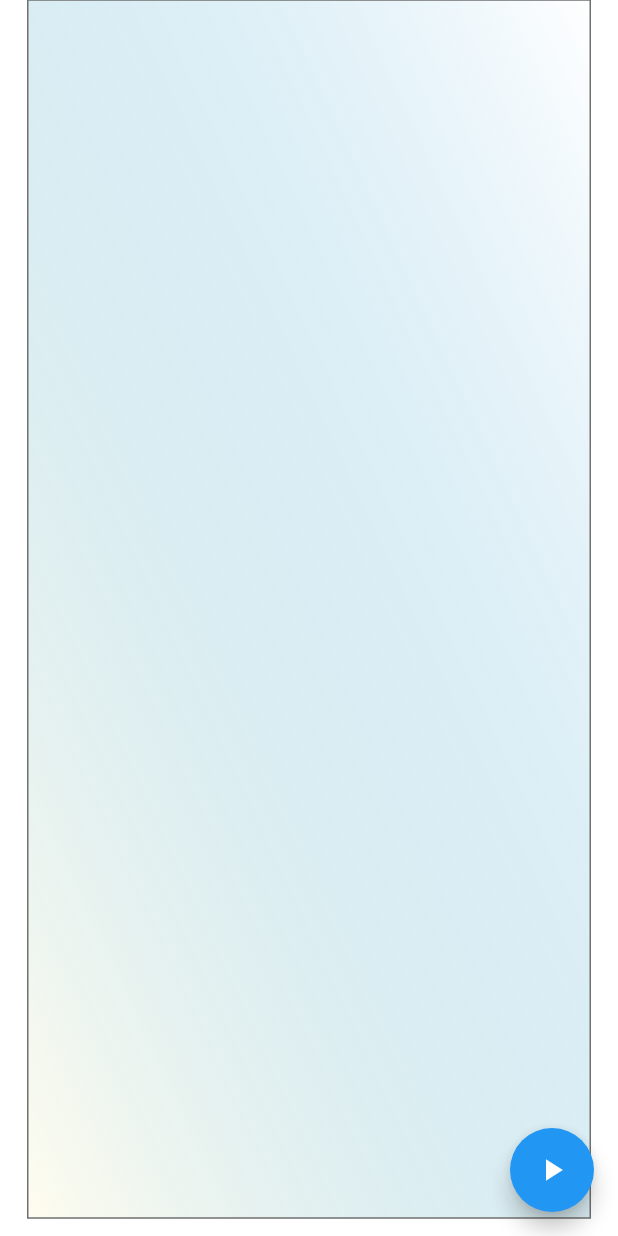
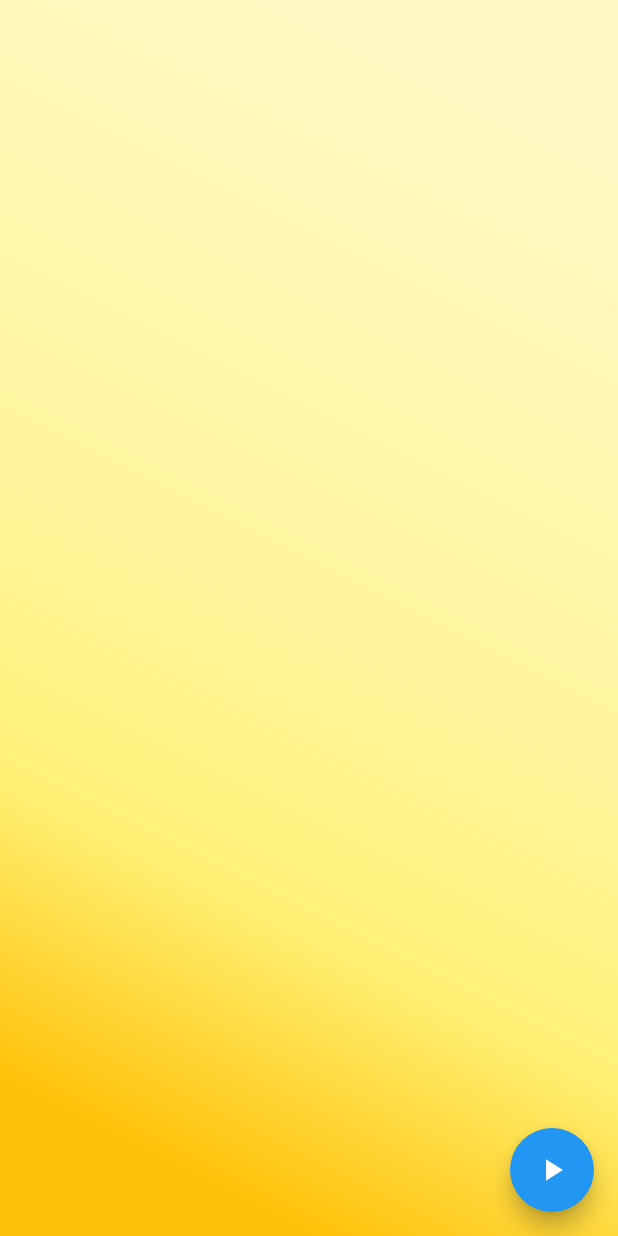
Before and after one commit to BilguunTs/Bus-Card-Checker, a Flutter app: the screen it shows after launch, on a phone screen of 412 x 824 dp. Run offline on Flutter 3.47's test engine with Material 2 defaults, Android fonts, the phone set to English and light mode, and no system bars; our stand-ins replace flutter_icons, flutter_screenutil, flutter_svg, google_fonts, rive; missing offline and left inert: adobe_xd; statements that could not run were skipped.

Commit message:
adding gradient background

```diff
--- a/lib/main.dart
+++ b/lib/main.dart
@@ -40,45 +40,25 @@ class MyApp extends StatelessWidget {
   }
 }
 
-class MySvgBG extends StatelessWidget {
-  @override
-  Widget build(BuildContext context) {
-    return SvgPicture.string(
-      '<svg viewBox="0.0 0.0 375.0 812.0" ><defs><linearGradient id="gradient" x1="1.0" y1="-0.006568" x2="0.0" y2="1.0"><stop offset="0.0" stop-color="#0088cbff" stop-opacity="0.0" /><stop offset="1.0" stop-color="#fffbe497"  /></linearGradient></defs><path  d="M 0 0 L 375 0 L 375 812 L 0 812 L 0 0 Z" fill="url(#gradient)" stroke="#707070" stroke-width="1" stroke-miterlimit="4" stroke-linecap="butt" /></svg>',
-      allowDrawingOutsideViewBox: true,
-    );
-  }
-}
-
-class WithSvgBackground extends StatelessWidget {
-  @override
-  Widget build(BuildContext context) {
-    return Stack(alignment: Alignment.center, children: <Widget>[
-      Positioned(
-          child: Container(
-            alignment: Alignment.center,
-            child: MySvgBG(),
-            color: Colors.white70,
-            padding: const EdgeInsets.all(0),
-          ),
-          top: 0),
-      NFCButton()
-    ]);
-  }
-}
-
-class Test extends StatelessWidget {
-  @override
-  Widget build(BuildContext context) {
-    return Text("Hi");
-  }
-}
-
 Route<dynamic> _onGenerateRoute(RouteSettings settings) {
   switch (settings.name) {
     case "/":
       return MaterialPageRoute(builder: (BuildContext context) {
-        return WithSvgBackground();
+        return Container(
+            decoration: BoxDecoration(
+              gradient: LinearGradient(
+                begin: Alignment.topRight,
+                end: Alignment.bottomLeft,
+                stops: [0.1, 0.5, 0.7, 0.9],
+                colors: [
+                  Colors.yellow[100],
+                  Colors.yellow[200],
+                  Colors.yellow[300],
+                  Colors.amber,
+                ],
+              ),
+            ),
+            child: NFCButton());
         //return Home();
       });
     case "/repair-flow":
```
